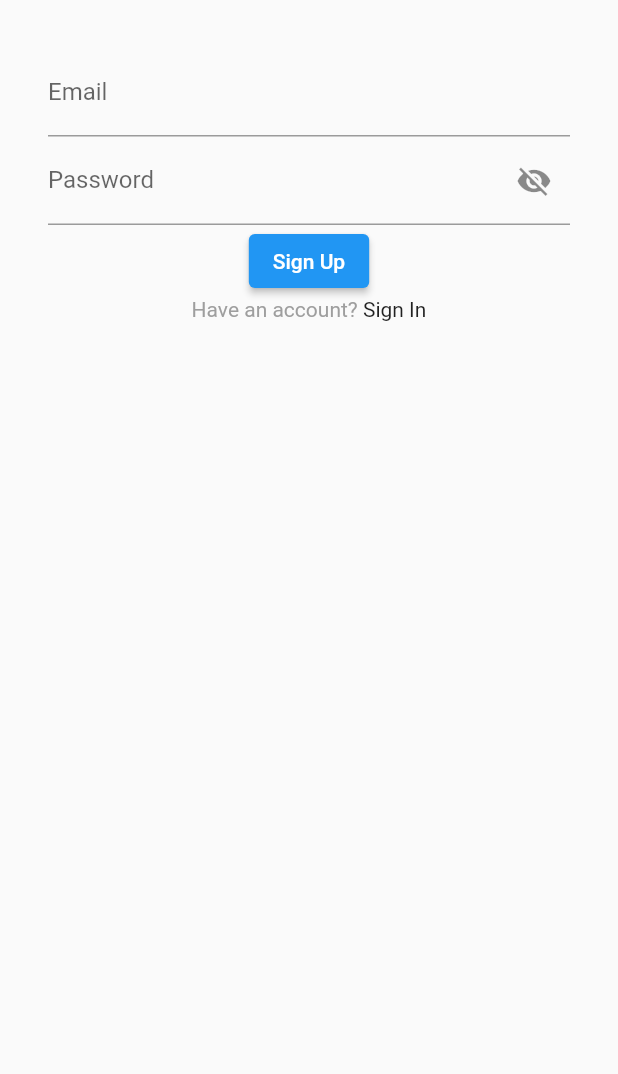
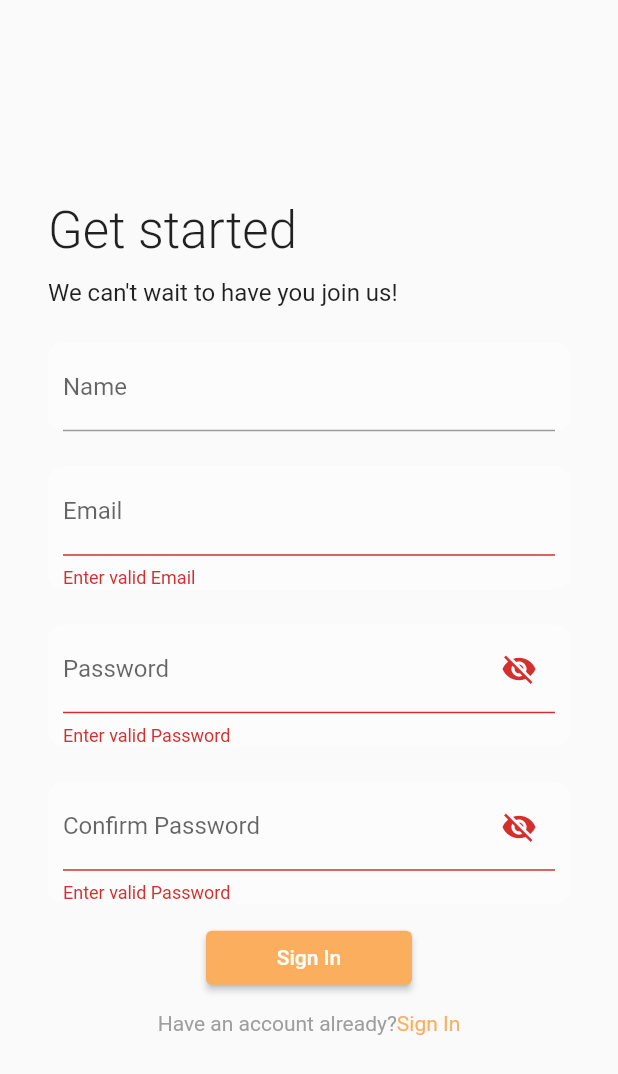
Before and after one commit to diaas14/cloud-kitchen-app, a Flutter app: the SignUp widget shown alone on an empty page, opened directly with empty values, after a tap on "Sign In", on a phone screen of 412 x 824 dp. Shown: the top 1074 px of the screen. Run offline on Flutter 3.47's test engine with Material 2 defaults, Android fonts, the phone set to English and light mode, and no system bars; our stand-ins replace firebase_auth, firebase_core, flutter_dotenv, flutter_secure_storage, fluttertoast, google_sign_in; accounts and stored records are empty; generated files the repository leaves out were written again.

```diff
--- a/client/lib/pages/auth.dart
+++ b/client/lib/pages/auth.dart
@@ -19,6 +19,8 @@ class _AuthState extends State<Auth> {
 
   @override
   Widget build(BuildContext context) {
+    final height = MediaQuery.of(context).size.height;
+    final width = MediaQuery.of(context).size.width;
     return Scaffold(
       body: Container(
         height: double.infinity,
@@ -36,6 +38,13 @@ class _AuthState extends State<Auth> {
           child: Column(
             mainAxisAlignment: MainAxisAlignment.start,
             children: [
+              Align(
+                alignment: Alignment.centerLeft,
+                child: Image.asset(
+                  'assets/images/idli_illustration.png',
+                  width: width / (1.3),
+                ),
+              ),
               signUp
                   ? SignIn(toggleView: toggleView)
                   : SignUp(toggleView: toggleView),
--- a/client/lib/services/auth_service.dart
+++ b/client/lib/services/auth_service.dart
@@ -8,7 +8,8 @@ final FirebaseAuth _auth = FirebaseAuth.instance;
 String? apiUrl = dotenv.env['DEV_API_URL'];
 final storage = FlutterSecureStorage();
 
-Future<String> registerWithEmailPassword(String email, String password) async {
+Future<String> registerWithEmailPassword(
+    String name, String email, String password) async {
   try {
     UserCredential credential = await _auth.createUserWithEmailAndPassword(
       email: email,
@@ -20,6 +21,7 @@ Future<String> registerWithEmailPassword(String email, String password) async {
       Uri.parse('${apiUrl}api/profile/'),
       body: {
         'userId': user?.uid,
+        'name': name,
         'email': user?.email,
       },
       headers: {
@@ -73,7 +75,9 @@ Future<String> signInWithGoogle() async {
         Uri.parse('${apiUrl}api/profile/'),
         body: {
           'userId': user?.uid,
+          'name': googleUser?.displayName,
           'email': user?.email,
+          'photoUrl': googleUser?.photoUrl
         },
         headers: {
           'Authorization': 'Bearer $token',
--- a/client/lib/widgets/signIn.dart
+++ b/client/lib/widgets/signIn.dart
@@ -31,20 +31,8 @@ class _SignInState extends State<SignIn> {
   Widget build(BuildContext context) {
     final height = MediaQuery.of(context).size.height;
     final width = MediaQuery.of(context).size.width;
-    return Form(
-      key: _formKey,
-      child: Column(
-        children: <Widget>[
-          Align(
-            alignment: Alignment.centerLeft,
-            child: Image.asset(
-              'assets/images/idli_illustration.png',
-              width: width / (1.3),
-            ),
-          ),
-          Container(
+    return Container(
       padding: EdgeInsets.all(32.0),
-            width: double.infinity,
       child: Column(
         mainAxisAlignment: MainAxisAlignment.center,
         children: <Widget>[
@@ -69,6 +57,11 @@ class _SignInState extends State<SignIn> {
             ),
           ),
           SizedBox(height: 24),
+          Form(
+            key: _formKey,
+            child: Column(
+              mainAxisAlignment: MainAxisAlignment.center,
+              children: <Widget>[
                 Container(
                   margin: EdgeInsets.fromLTRB(0, 0, 0, 12),
                   padding: EdgeInsets.fromLTRB(10, 0, 10, 0),
--- a/client/lib/widgets/signUp.dart
+++ b/client/lib/widgets/signUp.dart
@@ -13,19 +13,22 @@ class SignUp extends StatefulWidget {
 class _SignUpState extends State<SignUp> {
   final _formKey = GlobalKey<FormState>();
   bool _obsureText = true;
+  bool _obsureConfirmText = true;
   final _emailController = TextEditingController();
   final _passwordController = TextEditingController();
+  final _confirmPasswordController = TextEditingController();
+  final _nameController = TextEditingController();
 
   void _signUp(BuildContext context) async {
     if (_formKey.currentState!.validate()) {
       final email = _emailController.text.trim();
       final password = _passwordController.text.trim();
-      final result = await registerWithEmailPassword(email, password);
-      // if (result == 'success' && mounted) {
-      //   Navigator.of(context).pushReplacement(
-      //     MaterialPageRoute(builder: (_) => Home()),
-      //   );
-      // }
+      final name = _nameController.text.trim();
+      final result = await registerWithEmailPassword(
+        name,
+        email,
+        password,
+      );
       Fluttertoast.showToast(
         msg: result,
       );
@@ -34,13 +37,69 @@ class _SignUpState extends State<SignUp> {
 
   @override
   Widget build(BuildContext context) {
+    final height = MediaQuery.of(context).size.height;
+    final width = MediaQuery.of(context).size.width;
     return Container(
       padding: EdgeInsets.all(32.0),
-      child: Form(
+      child: Column(
+        mainAxisAlignment: MainAxisAlignment.center,
+        children: <Widget>[
+          Align(
+            alignment: Alignment.centerLeft,
+            child: Text(
+              "Get started",
+              style: TextStyle(
+                fontSize: 34,
+                fontWeight: FontWeight.w300,
+              ),
+            ),
+          ),
+          SizedBox(height: 12),
+          Align(
+            alignment: Alignment.centerLeft,
+            child: Text(
+              "We can't wait to have you join us!",
+              style: TextStyle(
+                fontSize: 16,
+              ),
+            ),
+          ),
+          SizedBox(height: 24),
+          Form(
             key: _formKey,
             child: Column(
+              mainAxisAlignment: MainAxisAlignment.center,
               children: <Widget>[
-            TextFormField(
+                Container(
+                  margin: EdgeInsets.fromLTRB(0, 0, 0, 12),
+                  padding: EdgeInsets.fromLTRB(10, 0, 10, 0),
+                  width: double.infinity,
+                  decoration: BoxDecoration(
+                    color: Color(0x7fffffff),
+                    borderRadius: BorderRadius.circular(10),
+                  ),
+                  child: TextFormField(
+                    validator: ((value) {
+                      return null;
+                    }),
+                    decoration: InputDecoration(
+                      border: UnderlineInputBorder(),
+                      labelText: 'Name',
+                      hintText: 'Enter your Name',
+                    ),
+                    controller: _nameController,
+                  ),
+                ),
+                SizedBox(height: 12),
+                Container(
+                  margin: EdgeInsets.fromLTRB(0, 0, 0, 12),
+                  padding: EdgeInsets.fromLTRB(10, 0, 10, 0),
+                  width: double.infinity,
+                  decoration: BoxDecoration(
+                    color: Color(0x7fffffff),
+                    borderRadius: BorderRadius.circular(10),
+                  ),
+                  child: TextFormField(
                     validator: ((value) {
                       final emailRegExp =
                           RegExp(r'^[a-zA-Z0-9.]+@[a-zA-Z0-9]+\.[a-zA-Z]+');
@@ -56,7 +115,17 @@ class _SignUpState extends State<SignUp> {
                     ),
                     controller: _emailController,
                   ),
-            TextFormField(
+                ),
+                SizedBox(height: 12),
+                Container(
+                  margin: EdgeInsets.fromLTRB(0, 0, 0, 12),
+                  padding: EdgeInsets.fromLTRB(10, 0, 10, 0),
+                  width: double.infinity,
+                  decoration: BoxDecoration(
+                    color: Color(0x7fffffff),
+                    borderRadius: BorderRadius.circular(10),
+                  ),
+                  child: TextFormField(
                     validator: ((value) {
                       final passwordRegExp = RegExp(
                           r'^(?=.*?[A-Z])(?=.*?[a-z])(?=.*?[0-9])(?=.*?[!@#\><*~]).{8,}$');
@@ -71,8 +140,9 @@ class _SignUpState extends State<SignUp> {
                       labelText: 'Password',
                       hintText: 'Enter your Password',
                       suffixIcon: IconButton(
-                  icon: Icon(
-                      (_obsureText) ? Icons.visibility_off : Icons.visibility),
+                        icon: Icon((_obsureText)
+                            ? Icons.visibility_off
+                            : Icons.visibility),
                         onPressed: () {
                           setState(() {
                             _obsureText = !_obsureText;
@@ -82,17 +152,67 @@ class _SignUpState extends State<SignUp> {
                     ),
                     controller: _passwordController,
                   ),
-            ElevatedButton(
+                ),
+                SizedBox(height: 12),
+                Container(
+                  margin: EdgeInsets.fromLTRB(0, 0, 0, 12),
+                  padding: EdgeInsets.fromLTRB(10, 0, 10, 0),
+                  width: double.infinity,
+                  decoration: BoxDecoration(
+                    color: Color(0x7fffffff),
+                    borderRadius: BorderRadius.circular(10),
+                  ),
+                  child: TextFormField(
+                    validator: ((value) {
+                      final passwordRegExp = RegExp(
+                          r'^(?=.*?[A-Z])(?=.*?[a-z])(?=.*?[0-9])(?=.*?[!@#\><*~]).{8,}$');
+                      if (!passwordRegExp.hasMatch(value!)) {
+                        return 'Enter valid Password';
+                      }
+                      if (value.trim() != _passwordController.text.trim()) {
+                        return 'Passwords does not match';
+                      }
+                      return null;
+                    }),
+                    obscureText: _obsureConfirmText,
+                    decoration: InputDecoration(
+                      border: UnderlineInputBorder(),
+                      labelText: 'Confirm Password',
+                      hintText: 'Enter your Password',
+                      suffixIcon: IconButton(
+                        icon: Icon((_obsureConfirmText)
+                            ? Icons.visibility_off
+                            : Icons.visibility),
+                        onPressed: () {
+                          setState(() {
+                            _obsureConfirmText = !_obsureConfirmText;
+                          });
+                        },
+                      ),
+                    ),
+                    controller: _confirmPasswordController,
+                  ),
+                ),
+                SizedBox(
+                  width: width / 3,
+                  child: ElevatedButton(
+                    style: ElevatedButton.styleFrom(
+                      backgroundColor: Theme.of(context).primaryColor,
+                    ),
                     onPressed: () {
                       _signUp(context);
                     },
-              child: Text('Sign Up'),
+                    child: Text('Sign In'),
+                  ),
+                ),
+                SizedBox(
+                  height: 12,
                 ),
                 Row(
                   mainAxisAlignment: MainAxisAlignment.center,
                   children: <Widget>[
                     Text(
-                  "Have an account? ",
+                      "Have an account already?",
                       style: TextStyle(color: Colors.grey),
                     ),
                     GestureDetector(
@@ -101,6 +221,9 @@ class _SignUpState extends State<SignUp> {
                       },
                       child: Text(
                         'Sign In',
+                        style: TextStyle(
+                          color: Theme.of(context).primaryColor,
+                        ),
                       ),
                     ),
                   ],
@@ -108,6 +231,8 @@ class _SignUpState extends State<SignUp> {
               ],
             ),
           ),
+        ],
+      ),
     );
   }
 }
```
Also changed, not shown: 1 other file. Lines whose indentation alone changed are shown as unchanged.
